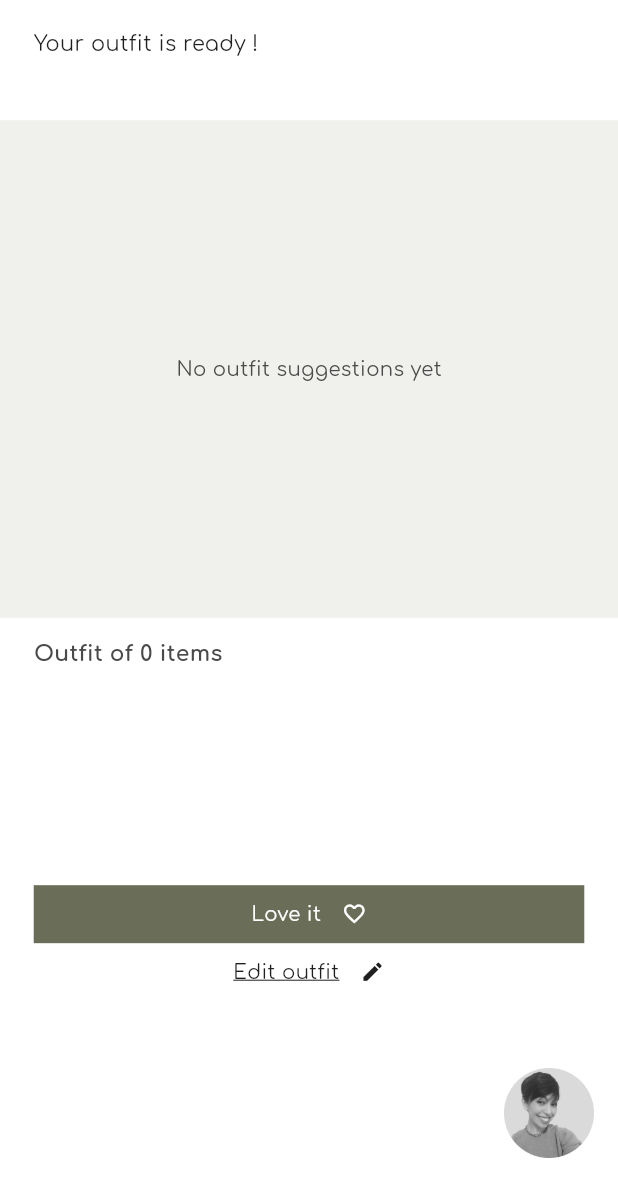
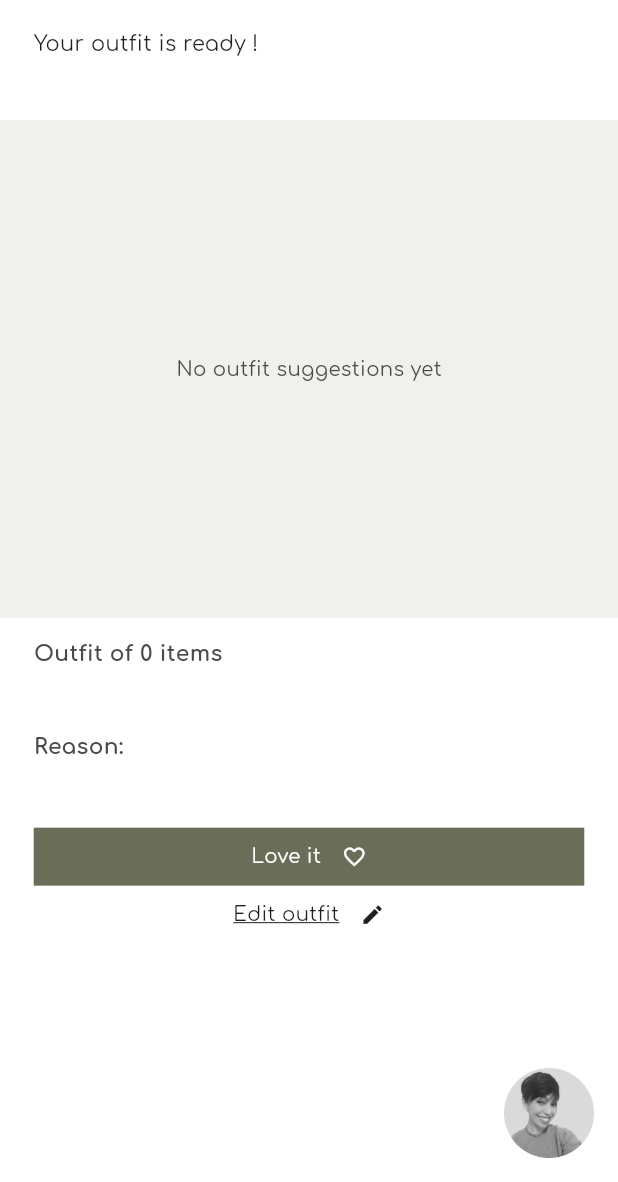
Before and after one commit to RubaidSM09/watowear_chloe, a Flutter app: the OutfitReadyView screen opened directly, on a phone screen of 412 x 824 dp, the part 54-1236 px from its top. Run offline on Flutter 3.47's test engine with Material 3 defaults, Android fonts, the phone set to English and light mode, and no system bars; our stand-ins replace camera, flutter_screenutil, flutter_secure_storage, flutter_svg, geolocator, get and 5 more; missing offline and left inert: record; accounts and stored records are empty; project files that could hold a hidden picture were left out.

Commit message:
some fixes

```diff
--- a/lib/app/data/services/api_services.dart
+++ b/lib/app/data/services/api_services.dart
@@ -8,7 +8,7 @@ import 'package:http_parser/http_parser.dart';
 class ApiService {
   final FlutterSecureStorage _storage = FlutterSecureStorage();
 
-  final String baseUrl = "http://10.10.13.75:7887";
+  final String baseUrl = "https://endlessly-unified-guppy.ngrok-free.app";
 
   Future<http.Response> signUp(
     String email,
--- a/lib/app/modules/generate/controllers/outfit_ready_controller.dart
+++ b/lib/app/modules/generate/controllers/outfit_ready_controller.dart
@@ -20,6 +20,12 @@ class OutfitReadyController extends GetxController {
     if (index < 0 || index >= setKeys.length) return const [];
     final key = setKeys[index];
     return _sets[key] ?? const [];
+  }
+
+  String get currentSetReason {
+    final items = currentSetItems;
+    if (items.isEmpty) return '';
+    return items.first['reason']?.toString() ?? '';
   }
 
   void selectEditMode (int index) {
--- a/lib/app/modules/generate/views/outfit_ready_view.dart
+++ b/lib/app/modules/generate/views/outfit_ready_view.dart
@@ -157,7 +157,41 @@ class OutfitReadyView extends GetView<OutfitReadyController> {
                 );
               }),
 
-              SizedBox(height: 150.h),
+              SizedBox(height: 25.h),
+
+              Obx(() {
+                return Padding(
+                  padding: EdgeInsets.symmetric(horizontal: 24.w),
+                  child: Column(
+                    crossAxisAlignment: CrossAxisAlignment.start,
+                    children: [
+                      Text(
+                        'Reason:',
+                        style: TextStyle(
+                          color: const Color(0xFF4A4A4A),
+                          fontFamily: 'Comfortaa',
+                          fontWeight: FontWeight.w600,
+                          fontSize: 17.73.sp,
+                        ),
+                      ),
+
+                      SizedBox(height: 8.h),
+
+                      Text(
+                        controller.currentSetReason,
+                        style: TextStyle(
+                          color: const Color(0xFF858585),
+                          fontFamily: 'Comfortaa',
+                          fontWeight: FontWeight.w400,
+                          fontSize: 13.3.sp,
+                        ),
+                      ),
+                    ],
+                  ),
+                );
+              }),
+
+              SizedBox(height: 25.h),
 
               Padding(
                 padding: EdgeInsets.symmetric(horizontal: 24.w),
```
